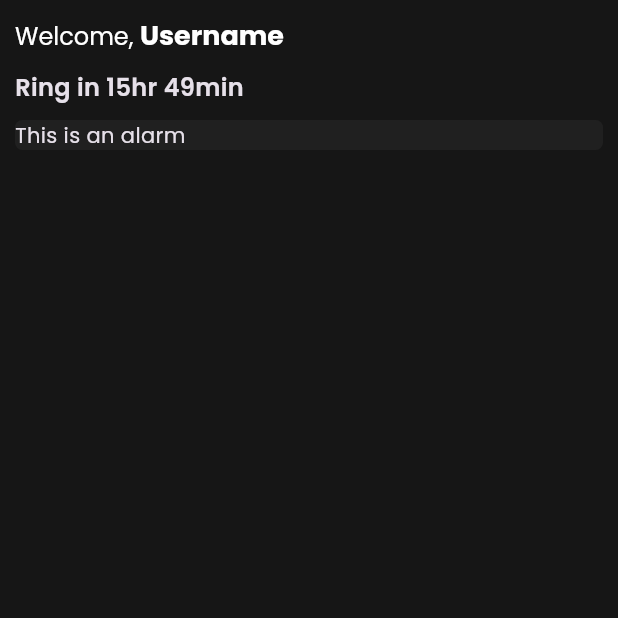
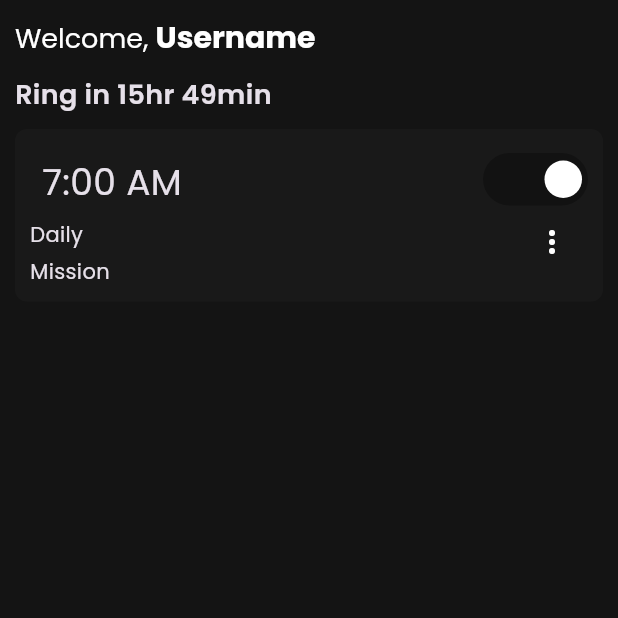
Before and after one commit to Mohammad-Areeb-Kashaf/snooze_slayer, a Flutter app: the screen it shows after launch, on a phone screen of 412 x 824 dp, the top half of it. Run offline on Flutter 3.47's test engine with Material 3 defaults, Android fonts, the light colour scheme and no system bars; drawn by our look-alikes of flutter_switch.

Commit message:
created the alarm title, some improvements are needed

```diff
--- a/lib/main.dart
+++ b/lib/main.dart
@@ -14,7 +14,7 @@ class MyApp extends StatelessWidget {
       title: 'Snooze Slayer',
       theme: ThemeData(fontFamily: 'Poppins'),
       darkTheme:
-          ThemeData.dark().copyWith(scaffoldBackgroundColor: Color(0xff161616)),
+          ThemeData.dark().copyWith(scaffoldBackgroundColor: Color(0xff141414)),
       themeMode: ThemeMode.dark,
       home: const MainScreen(),
     );
--- a/lib/pages/main_screen.dart
+++ b/lib/pages/main_screen.dart
@@ -1,7 +1,15 @@
 import 'package:flutter/material.dart';
+import 'package:flutter_switch/flutter_switch.dart';
 
-class MainScreen extends StatelessWidget {
+class MainScreen extends StatefulWidget {
   const MainScreen({super.key});
+
+  @override
+  State<MainScreen> createState() => _MainScreenState();
+}
+
+class _MainScreenState extends State<MainScreen> {
+  bool isAlarmEnabled = true;
 
   @override
   Widget build(BuildContext context) {
@@ -20,27 +28,91 @@ class MainScreen extends StatelessWidget {
                         text: 'Username',
                         style: TextStyle(
                           fontWeight: FontWeight.bold,
-                          fontSize: 18,
+                          fontSize: 20,
                         ),
                       )
                     ],
-                    style: TextStyle(fontSize: 16)),
+                    style: TextStyle(fontSize: 18)),
                 textAlign: TextAlign.start,
               ),
               SizedBox(height: 10),
               Text(
                 'Ring in 15hr 49min',
-                style: TextStyle(fontWeight: FontWeight.w600, fontSize: 16),
+                style: TextStyle(fontWeight: FontWeight.w600, fontSize: 18),
               ),
               SizedBox(height: 10),
               Column(
                 crossAxisAlignment: CrossAxisAlignment.stretch,
                 children: [
                   Container(
+                    padding: EdgeInsets.all(10),
                     decoration: BoxDecoration(
-                        borderRadius: BorderRadius.circular(5),
-                        color: Color(0xff202020)),
-                    child: Text('This is an alarm'),
+                      borderRadius: BorderRadius.circular(8),
+                      color: Color(0xff191919),
+                    ),
+                    child: Row(
+                      mainAxisAlignment: MainAxisAlignment.spaceBetween,
+                      children: [
+                        Column(
+                          crossAxisAlignment: CrossAxisAlignment.start,
+                          children: [
+                            Padding(
+                              padding: const EdgeInsets.all(8.0),
+                              child: Text(
+                                '7:00 AM',
+                                style: TextStyle(fontSize: 24),
+                              ),
+                            ),
+                            Text(
+                              'Daily',
+                              style: TextStyle(fontSize: 14),
+                            ),
+                            SizedBox(
+                              height: 5,
+                            ),
+                            Text(
+                              'Mission',
+                              style: TextStyle(fontSize: 14),
+                            ),
+                          ],
+                        ),
+                        Column(
+                          crossAxisAlignment: CrossAxisAlignment.end,
+                          mainAxisAlignment: MainAxisAlignment.spaceBetween,
+                          children: [
+                            FlutterSwitch(
+                              value: isAlarmEnabled,
+                              onToggle: (bool value) {
+                                setState(() {
+                                  isAlarmEnabled = value;
+                                });
+                              },
+                              activeColor: Color(0xff121212),
+                              inactiveColor: Color(0xff242424),
+                              inactiveToggleColor: Color(0xff343434),
+                            ),
+                            Align(
+                              alignment: Alignment.bottomRight,
+                              child: PopupMenuButton(
+                                itemBuilder: (BuildContext context) {
+                                  return [
+                                    PopupMenuItem(
+                                      child: Text('Delete'),
+                                    ),
+                                    PopupMenuItem(
+                                      child: Text('Delete'),
+                                    ),
+                                    PopupMenuItem(
+                                      child: Text('Delete'),
+                                    ),
+                                  ];
+                                },
+                              ),
+                            )
+                          ],
+                        )
+                      ],
+                    ),
                   )
                 ],
               )
--- a/pubspec.yaml
+++ b/pubspec.yaml
@@ -46,6 +46,7 @@ dev_dependencies:
   # package. See that file for information about deactivating specific lint
   # rules and activating additional ones.
   flutter_lints: ^5.0.0
+  flutter_switch: ^0.3.2
 
 # For information on the generic Dart part of this file, see the
 # following page: https://dart.dev/tools/pub/pubspec
@@ -66,7 +67,7 @@ flutter:
     # An image asset can refer to one or more resolution-specific "variants", see
     # https://flutter.dev/to/resolution-aware-images
 
-    # For details regarding adding assets from package dependencies, see
+  # For details regarding adding assets from package dependencies, see
   # https://flutter.dev/to/asset-from-package
 
   # To add custom fonts to your application, add a fonts section here,
```
Also changed, not shown: pubspec.lock, 6 other files.
